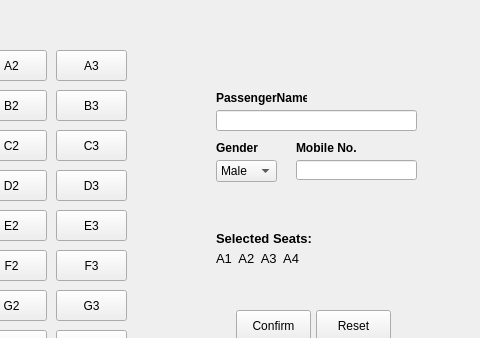
Qt form src/reserveticket.ui (ahmedsadman/bus-reservation-system) before a commit; both pictures show x 194 to 674 and y 0 to 338 of the 674 by 479 pixel window.
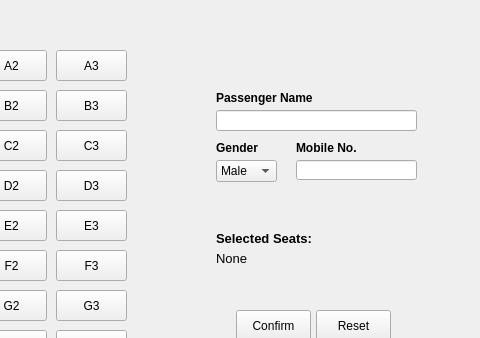
The same form after that commit.

Commit message:
basic reserveticket connection and gui fix
ticket UI manipulation

ticket UI manipulation

```diff
--- a/src/reserveticket.ui
+++ b/src/reserveticket.ui
@@ -594,7 +594,7 @@
     <rect>
      <x>410</x>
      <y>90</y>
-     <width>91</width>
+     <width>141</width>
      <height>16</height>
     </rect>
    </property>
@@ -607,7 +607,7 @@
     </font>
    </property>
    <property name="text">
-    <string>PassengerName</string>
+    <string>Passenger Name</string>
    </property>
   </widget>
   <widget class="QLineEdit" name="lineEdit_passengerName">
@@ -661,7 +661,7 @@
     <rect>
      <x>490</x>
      <y>140</y>
-     <width>61</width>
+     <width>101</width>
      <height>16</height>
     </rect>
    </property>
@@ -703,7 +703,7 @@
     <rect>
      <x>410</x>
      <y>230</y>
-     <width>111</width>
+     <width>131</width>
      <height>16</height>
     </rect>
    </property>
@@ -739,7 +739,7 @@
     </font>
    </property>
    <property name="text">
-    <string>A1  A2  A3  A4</string>
+    <string>None</string>
    </property>
   </widget>
   <widget class="QPushButton" name="pushButton_confirm">
```
Left out of the diff: 93 changed lines with no effect on the pictures. The commit also changes 4 other files.
